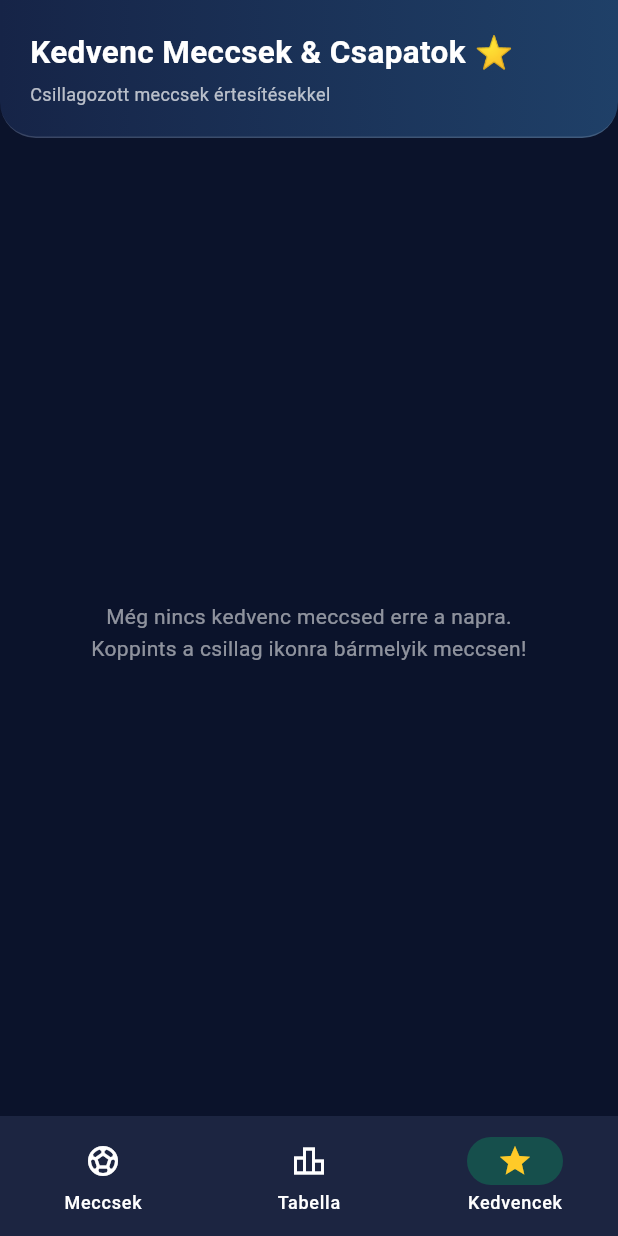
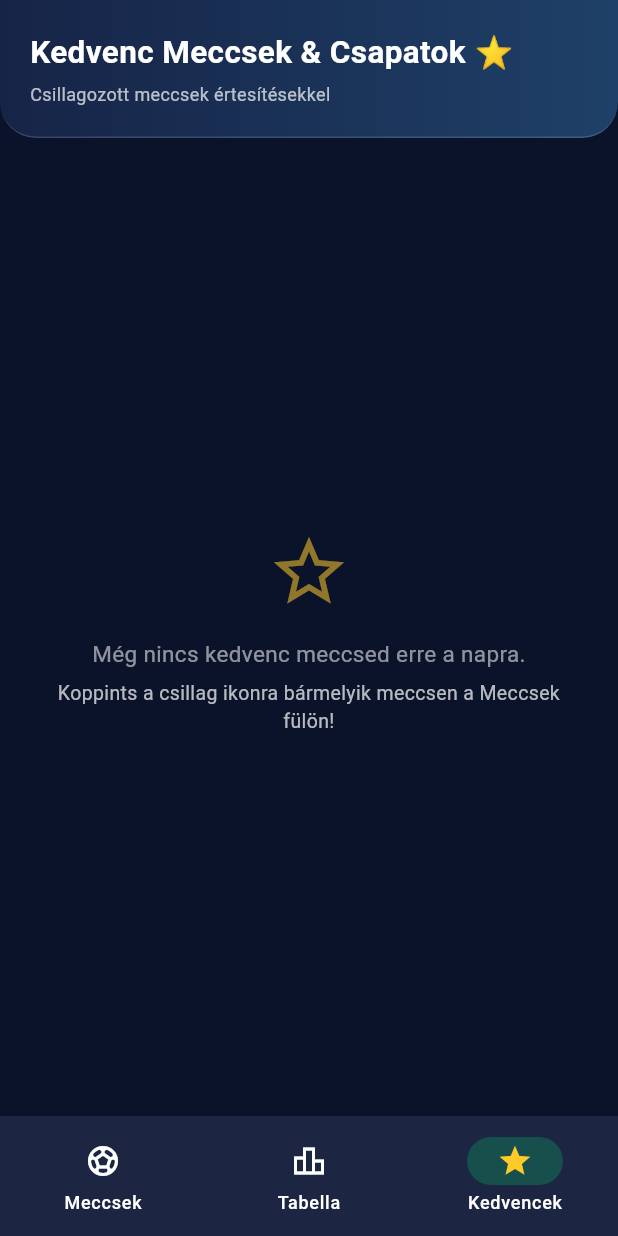
Before and after one commit to apagyizsolt6-ship-it/zsoltscores, a Flutter app: the screen it shows after launch, item 3 of the bottom bar chosen, on a phone screen of 412 x 824 dp. Run offline on Flutter 3.47's test engine with Material 3 defaults, Android fonts, the phone set to English and light mode, and no system bars; our stand-ins replace flutter_local_notifications, shared_preferences; network calls fail.

Commit message:
Add files via upload

```diff
--- a/lib/tabs/favorites_tab.dart
+++ b/lib/tabs/favorites_tab.dart
@@ -122,10 +122,23 @@ class FavoritesTab extends StatelessWidget {
                 ? Center(
                     child: Padding(
                       padding: const EdgeInsets.all(24),
-                      child: Text(
-                        'Még nincs kedvenc meccsed erre a napra.\nKoppints a csillag ikonra bármelyik meccsen!',
-                        textAlign: TextAlign.center,
-                        style: TextStyle(color: p.textMuted, height: 1.5),
+                      child: Column(
+                        mainAxisSize: MainAxisSize.min,
+                        children: [
+                          Icon(Icons.star_border, size: 56, color: p.goldAccent.withAlpha(140)),
+                          const SizedBox(height: 16),
+                          Text(
+                            'Még nincs kedvenc meccsed erre a napra.',
+                            textAlign: TextAlign.center,
+                            style: TextStyle(color: p.textMuted, fontSize: 15, height: 1.4),
+                          ),
+                          const SizedBox(height: 6),
+                          Text(
+                            'Koppints a csillag ikonra bármelyik meccsen a Meccsek fülön!',
+                            textAlign: TextAlign.center,
+                            style: TextStyle(color: p.textMuted.withAlpha(180), fontSize: 13),
+                          ),
+                        ],
                       ),
                     ),
                   )
```
Also changed, not shown: lib/tabs/matches_tab.dart (+20 -2 lines).
